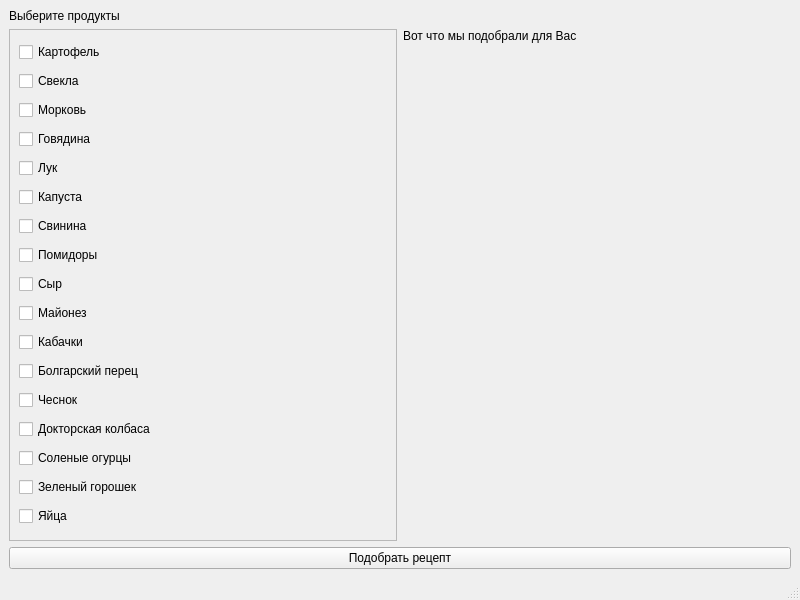
Qt form mainwindow.ui (Aazmund/Be_Chef) before a commit.
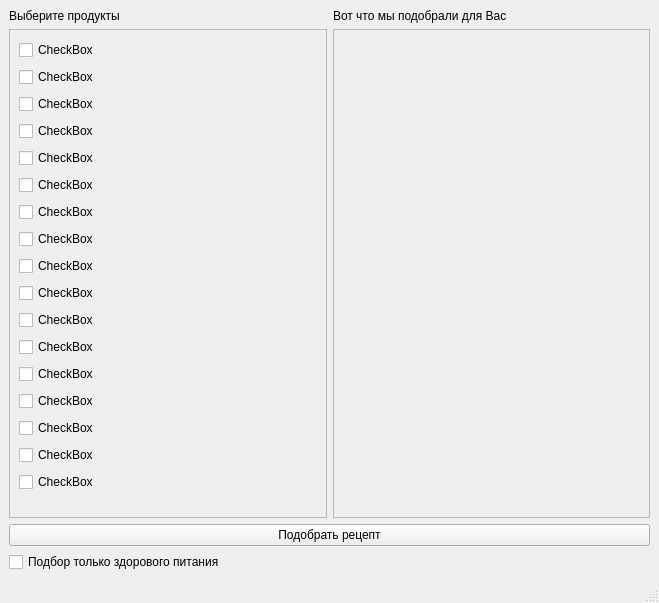
The same form after that commit.

Commit message: set name for checboxs from DB

```diff
--- a/mainwindow.ui
+++ b/mainwindow.ui
@@ -6,25 +6,39 @@
    <rect>
     <x>0</x>
     <y>0</y>
-    <width>800</width>
-    <height>600</height>
+    <width>659</width>
+    <height>603</height>
    </rect>
   </property>
   <property name="windowTitle">
    <string>Be Chef!</string>
   </property>
   <widget class="QWidget" name="centralwidget">
+   <property name="enabled">
+    <bool>true</bool>
+   </property>
    <layout class="QVBoxLayout" name="verticalLayout">
-    <item>
-     <widget class="QLabel" name="label">
-      <property name="text">
-       <string>Выберите продукты</string>
-      </property>
-     </widget>
-    </item>
     <item>
      <layout class="QHBoxLayout" name="horizontalLayout">
       <item>
+       <widget class="QLabel" name="label_2">
+        <property name="text">
+         <string>Выберите продукты</string>
+        </property>
+       </widget>
+      </item>
+      <item>
+       <widget class="QLabel" name="label">
+        <property name="text">
+         <string>Вот что мы подобрали для Вас</string>
+        </property>
+       </widget>
+      </item>
+     </layout>
+    </item>
+    <item>
+     <layout class="QHBoxLayout" name="horizontalLayout_2">
+      <item>
        <widget class="QScrollArea" name="scrollArea">
         <property name="widgetResizable">
          <bool>true</bool>
@@ -34,7 +48,7 @@
           <rect>
            <x>0</x>
            <y>0</y>
-           <width>380</width>
+           <width>315</width>
            <height>465</height>
           </rect>
          </property>
@@ -42,119 +56,119 @@
           <item>
            <widget class="QCheckBox" name="checkBox">
             <property name="text">
-             <string>Картофель</string>
+             <string>CheckBox</string>
             </property>
            </widget>
           </item>
           <item>
            <widget class="QCheckBox" name="checkBox_2">
             <property name="text">
-             <string>Свекла</string>
+             <string>CheckBox</string>
             </property>
            </widget>
           </item>
           <item>
            <widget class="QCheckBox" name="checkBox_3">
             <property name="text">
-             <string>Морковь</string>
+             <string>CheckBox</string>
             </property>
            </widget>
           </item>
           <item>
            <widget class="QCheckBox" name="checkBox_4">
             <property name="text">
-             <string>Говядина</string>
+             <string>CheckBox</string>
             </property>
            </widget>
           </item>
           <item>
            <widget class="QCheckBox" name="checkBox_5">
             <property name="text">
-             <string>Лук</string>
+             <string>CheckBox</string>
             </property>
            </widget>
           </item>
           <item>
            <widget class="QCheckBox" name="checkBox_6">
             <property name="text">
-             <string>Капуста</string>
+             <string>CheckBox</string>
             </property>
            </widget>
           </item>
           <item>
            <widget class="QCheckBox" name="checkBox_7">
             <property name="text">
-             <string>Свинина</string>
+             <string>CheckBox</string>
             </property>
            </widget>
           </item>
           <item>
            <widget class="QCheckBox" name="checkBox_8">
             <property name="text">
-             <string>Помидоры</string>
+             <string>CheckBox</string>
             </property>
            </widget>
           </item>
           <item>
            <widget class="QCheckBox" name="checkBox_9">
             <property name="text">
-             <string>Сыр</string>
+             <string>CheckBox</string>
             </property>
            </widget>
           </item>
           <item>
            <widget class="QCheckBox" name="checkBox_10">
             <property name="text">
-             <string>Майонез</string>
+             <string>CheckBox</string>
             </property>
            </widget>
           </item>
           <item>
            <widget class="QCheckBox" name="checkBox_11">
             <property name="text">
-             <string>Кабачки</string>
+             <string>CheckBox</string>
             </property>
            </widget>
           </item>
           <item>
            <widget class="QCheckBox" name="checkBox_12">
             <property name="text">
-             <string>Болгарский перец</string>
+             <string>CheckBox</string>
             </property>
            </widget>
           </item>
           <item>
            <widget class="QCheckBox" name="checkBox_13">
             <property name="text">
-             <string>Чеснок</string>
+             <string>CheckBox</string>
             </property>
            </widget>
           </item>
           <item>
            <widget class="QCheckBox" name="checkBox_14">
             <property name="text">
-             <string>Докторская колбаса</string>
+             <string>CheckBox</string>
             </property>
            </widget>
           </item>
           <item>
            <widget class="QCheckBox" name="checkBox_15">
             <property name="text">
-             <string>Соленые огурцы</string>
+             <string>CheckBox</string>
             </property>
            </widget>
           </item>
           <item>
            <widget class="QCheckBox" name="checkBox_16">
             <property name="text">
-             <string>Зеленый горошек</string>
+             <string>CheckBox</string>
             </property>
            </widget>
           </item>
           <item>
            <widget class="QCheckBox" name="checkBox_17">
             <property name="text">
-             <string>Яйца</string>
+             <string>CheckBox</string>
             </property>
            </widget>
           </item>
@@ -163,50 +177,41 @@
        </widget>
       </item>
       <item>
-       <layout class="QVBoxLayout" name="verticalLayout_3">
-        <item>
-         <widget class="QLabel" name="label_2">
-          <property name="text">
-           <string>Вот что мы подобрали для Вас</string>
-          </property>
-         </widget>
-        </item>
-        <item>
-         <spacer name="verticalSpacer">
-          <property name="orientation">
-           <enum>Qt::Vertical</enum>
-          </property>
-          <property name="sizeHint" stdset="0">
-           <size>
-            <width>20</width>
-            <height>40</height>
-           </size>
-          </property>
-         </spacer>
-        </item>
-        <item>
-         <spacer name="horizontalSpacer">
-          <property name="orientation">
-           <enum>Qt::Horizontal</enum>
-          </property>
-          <property name="sizeHint" stdset="0">
-           <size>
-            <width>40</width>
-            <height>20</height>
-           </size>
-          </property>
-         </spacer>
-        </item>
-       </layout>
+       <widget class="QScrollArea" name="scrollArea_2">
+        <property name="widgetResizable">
+         <bool>true</bool>
+        </property>
+        <widget class="QWidget" name="scrollAreaWidgetContents_3">
+         <property name="geometry">
+          <rect>
+           <x>0</x>
+           <y>0</y>
+           <width>314</width>
+           <height>465</height>
+          </rect>
+         </property>
+        </widget>
+       </widget>
       </item>
      </layout>
     </item>
     <item>
-     <widget class="QPushButton" name="pushButton">
-      <property name="text">
-       <string>Подобрать рецепт</string>
-      </property>
-     </widget>
+     <layout class="QVBoxLayout" name="verticalLayout_3">
+      <item>
+       <widget class="QPushButton" name="pushButton">
+        <property name="text">
+         <string>Подобрать рецепт</string>
+        </property>
+       </widget>
+      </item>
+      <item>
+       <widget class="QCheckBox" name="PP">
+        <property name="text">
+         <string>Подбор только здорового питания</string>
+        </property>
+       </widget>
+      </item>
+     </layout>
     </item>
    </layout>
   </widget>
```
Left out of the diff: 6 changed lines with no effect on the pictures. The commit also changes 2 other files.
